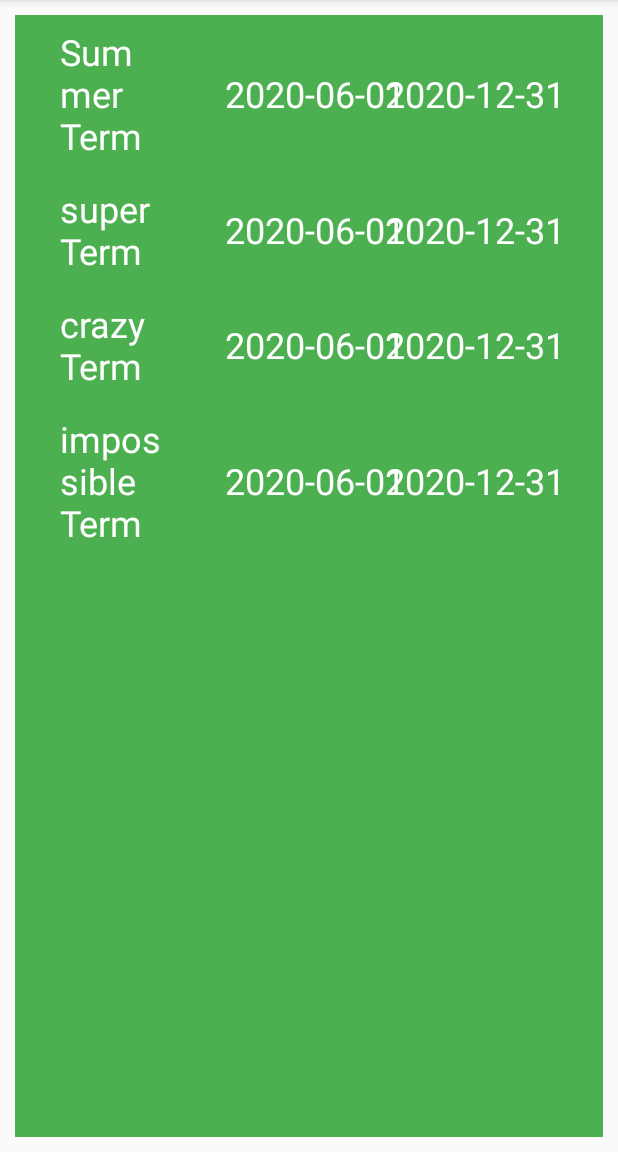
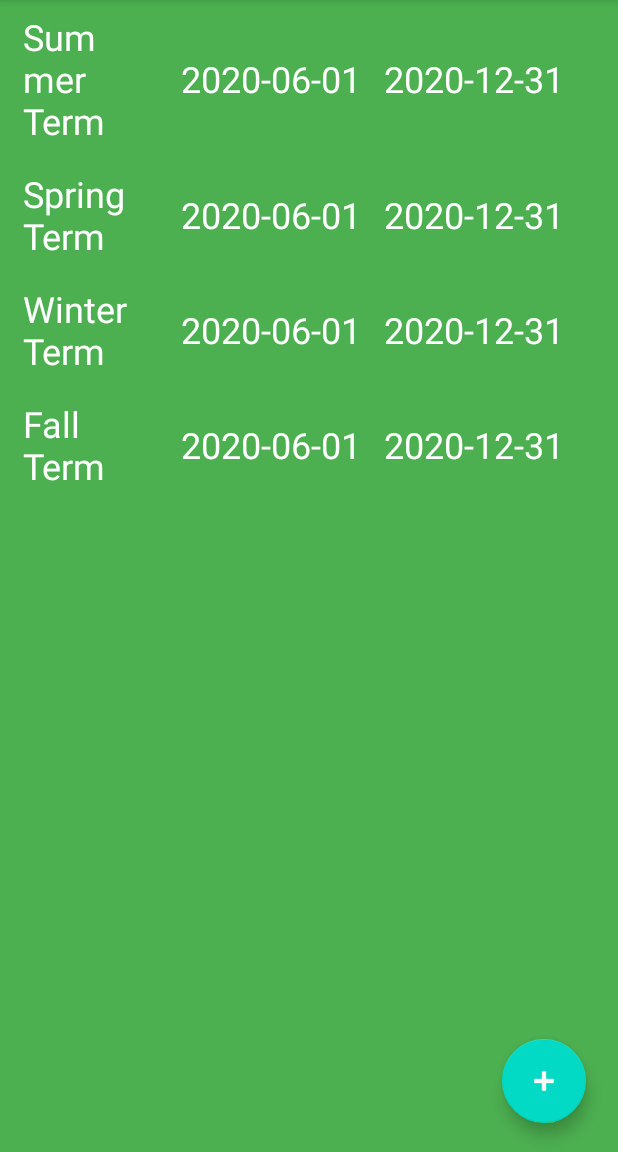
Before and after one commit to aguirretim/TimsWGUSchedulertracker, an Android app: the AllTerms screen opened directly, with no data from a screen before it, on a phone screen of 412 x 824 dp, the part 84-1236 px from its top. Run offline under Robolectric (Android 15) with nearby library versions, the phone set to English and light mode, and no system bars.

Commit message:
Create and details views have been created with test navigation

```diff
--- a/app/build.gradle
+++ b/app/build.gradle
@@ -33,4 +33,5 @@ dependencies {
     androidTestImplementation 'androidx.test.ext:junit:1.1.1'
     androidTestImplementation 'androidx.test.espresso:espresso-core:3.2.0'
     implementation 'androidx.recyclerview:recyclerview:1.1.0'
+    implementation 'com.google.android.material:material:1.1.0'
 }
--- a/app/src/main/AndroidManifest.xml
+++ b/app/src/main/AndroidManifest.xml
@@ -9,7 +9,9 @@
         android:roundIcon="@mipmap/ic_launcher_round"
         android:supportsRtl="true"
         android:theme="@style/AppTheme">
-        <activity android:name=".screensandviewscontrollers.AllTerms"></activity>
+        <activity android:name=".screensandviewscontrollers.TermCreateView"></activity>
+        <activity android:name=".screensandviewscontrollers.TermDetailView" />
+        <activity android:name=".screensandviewscontrollers.AllTerms" />
         <activity android:name=".screensandviewscontrollers.HomeScreen">
             <intent-filter>
                 <action android:name="android.intent.action.MAIN" />
--- a/app/src/main/java/com/example/timswguschedulertracker/adapters/TermAdapter.java
+++ b/app/src/main/java/com/example/timswguschedulertracker/adapters/TermAdapter.java
@@ -24,6 +24,7 @@ public class TermAdapter extends RecyclerView.Adapter<RecyclerView.ViewHolder> {
     private Context vContext;
     private LayoutInflater vInflator;
     private Term vTerm;
+    private RecyclerClickListener recyclerClickListener;
 
     /****************************
      * Constructor for Object.  *
@@ -65,12 +66,11 @@ public class TermAdapter extends RecyclerView.Adapter<RecyclerView.ViewHolder> {
     public int getItemCount() {
         return vlist.size();
     }
-
     /****************************
      * View holder binding the data ??*
      ****************************/
 
-    public class ViewHolder extends RecyclerView.ViewHolder{
+    public class ViewHolder extends RecyclerView.ViewHolder implements View.OnClickListener {
 
         TextView termTitle;
         TextView termStart;
@@ -81,7 +81,23 @@ public class TermAdapter extends RecyclerView.Adapter<RecyclerView.ViewHolder> {
             termTitle=(TextView)itemView.findViewById(R.id.termLabel);
             termStart=(TextView)itemView.findViewById(R.id.startDate);
             termEnd=(TextView)itemView.findViewById(R.id.endDate);
+            itemView.setOnClickListener(this);
+    }
+
+        @Override
+        public void onClick(View v) {
+            if (recyclerClickListener!=null){
+                recyclerClickListener.onClickPerformed(getAdapterPosition());
+            }
+        }
+    }
+
+    public void setRecyclerClickListener(RecyclerClickListener recyclerClickListener) {
+        this.recyclerClickListener = recyclerClickListener;
+    }
+
+    public interface RecyclerClickListener{
+        void onClickPerformed(int postion);
+
     }
 }
-
-}
--- a/app/src/main/java/com/example/timswguschedulertracker/screensandviewscontrollers/AllTerms.java
+++ b/app/src/main/java/com/example/timswguschedulertracker/screensandviewscontrollers/AllTerms.java
@@ -4,7 +4,11 @@ import androidx.appcompat.app.AppCompatActivity;
 import androidx.recyclerview.widget.LinearLayoutManager;
 import androidx.recyclerview.widget.RecyclerView;
 
+import android.content.Intent;
 import android.os.Bundle;
+import android.util.Log;
+import android.view.View;
+import android.widget.Button;
 
 import com.example.timswguschedulertracker.R;
 import com.example.timswguschedulertracker.classesforobjects.Term;
@@ -12,34 +16,36 @@ import com.example.timswguschedulertracker.classesforobjects.Term;
 import java.util.ArrayList;
 
 import com.example.timswguschedulertracker.adapters.TermAdapter;
+import com.google.android.material.floatingactionbutton.FloatingActionButton;
 
-public class AllTerms extends AppCompatActivity {
+public class AllTerms extends AppCompatActivity implements TermAdapter.RecyclerClickListener {
 
     //private RecyclerView RecycleListView;
     TermAdapter termAdapter;
-    private ArrayList<Term> termList = new ArrayList<Term> ();
+    private ArrayList<Term> termList = new ArrayList<Term>();
     RecyclerView RecycleListView;
-
-
+    FloatingActionButton addTermButton;
 
 
     @Override
     protected void onCreate(Bundle savedInstanceState) {
         super.onCreate(savedInstanceState);
         setContentView(R.layout.activity_all_terms);
-        RecycleListView = (RecyclerView)findViewById(R.id.RecycleListView);
+        addTermButton = findViewById(R.id.addTermButton);
+        RecycleListView = (RecyclerView) findViewById(R.id.RecycleListView);
 
-        termAdapter = new TermAdapter (termList,AllTerms.this);
+        termAdapter = new TermAdapter(termList, AllTerms.this);
+        termAdapter.setRecyclerClickListener(this);
+
         RecycleListView.setAdapter(termAdapter);
         RecycleListView.setLayoutManager(new LinearLayoutManager(AllTerms.this));
 
 
-
         //Test object to display in list.
-        Term TestTerm= new Term(007,"Summer Term","2020-06-01","2020-12-31");
-        Term TestTerm2= new Term(8,"super Term","2020-06-01","2020-12-31");
-        Term TestTerm3= new Term(9,"crazy Term","2020-06-01","2020-12-31");
-        Term TestTerm4= new Term(011,"impossible Term","2020-06-01","2020-12-31");
+        Term TestTerm = new Term(007, "Summer Term", "2020-06-01", "2020-12-31");
+        Term TestTerm2 = new Term(8, "Spring Term", "2020-06-01", "2020-12-31");
+        Term TestTerm3 = new Term(9, "Winter Term", "2020-06-01", "2020-12-31");
+        Term TestTerm4 = new Term(011, "Fall Term", "2020-06-01", "2020-12-31");
 
 
         termList.add(TestTerm);
@@ -48,36 +54,55 @@ public class AllTerms extends AppCompatActivity {
         termList.add(TestTerm4);
 
 
+        /*********************************************
+         * Changing screens and views with buttons.  *
+         *********************************************/
 
-        /*RecycleListView = findViewById(R.id.RecycleListView);
-
-        RecycleListView.setLayoutManager( new LinearLayoutManager(this) );
-
-        RecycleListView.setAdapter(new RecyclerView.Adapter() {
-            @NonNull
-            @Override
-            public RecyclerView.ViewHolder onCreateViewHolder(@NonNull ViewGroup parent, int viewType) {
-                return 0;
-            }
+        View.OnClickListener listener = new View.OnClickListener() {
 
             @Override
-            public void onBindViewHolder(@NonNull RecyclerView.ViewHolder holder, int position) {
+            public void onClick(View v) {
 
-
+                showTermAddView();
 
             }
 
-            @Override
-            public int getItemCount() {
-                return 0;
-            }
-        });*/
+        };
+
+
+        addTermButton.setOnClickListener(listener);
+
+    }
+    @Override
+    public void onClickPerformed(int postion) {
+        Log.e("Position clicked"," "+ postion);
+        showTermDetailView();
+    }
+
+    /****************************************
+     * Methods and Actions that do things  *
+     ****************************************/
+
+    //Method for changing view
+    private void showTermDetailView() {
+
+        Intent intent = new Intent(this, TermDetailView.class);
+
+        // to pass a key intent.putExtra("name",name);
+        startActivity(intent);
+
 
     }
 
+    //Method for changing view
+    private void showTermAddView() {
+
+        Intent intent = new Intent(this, TermCreateView.class);
+
+        // to pass a key intent.putExtra("name",name);
+        startActivity(intent);
 
 
-
-
+    }
 
 }
--- a/app/src/main/java/com/example/timswguschedulertracker/screensandviewscontrollers/HomeScreen.java
+++ b/app/src/main/java/com/example/timswguschedulertracker/screensandviewscontrollers/HomeScreen.java
@@ -66,5 +66,8 @@ public class HomeScreen extends AppCompatActivity {
         // to pass a key intent.putExtra("name",name);
         startActivity(intent);
 
+
     }
+
+
 }
--- a/app/src/main/res/layout/activity_all_terms.xml
+++ b/app/src/main/res/layout/activity_all_terms.xml
@@ -4,14 +4,30 @@
     xmlns:tools="http://schemas.android.com/tools"
     android:layout_width="match_parent"
     android:layout_height="match_parent"
-    android:padding="10dp"
+
     tools:context=".screensandviewscontrollers.AllTerms">
+
+    <com.google.android.material.floatingactionbutton.FloatingActionButton
+        android:id="@+id/addTermButton"
+        android:layout_width="wrap_content"
+        android:layout_height="wrap_content"
+        android:layout_alignParentEnd="true"
+        android:layout_alignParentRight="true"
+        android:layout_alignParentBottom="true"
+        android:layout_marginEnd="21dp"
+        android:layout_marginRight="21dp"
+        android:layout_marginBottom="19dp"
+        android:clickable="true"
+        android:tint="#FFFBFB"
+        app:srcCompat="@android:drawable/ic_input_add" />
 
     <androidx.recyclerview.widget.RecyclerView
         android:id="@+id/RecycleListView"
         android:layout_width="match_parent"
         android:layout_height="match_parent"
-        android:background="#4CAF50" />
+        android:background="#4CAF50">
+
+    </androidx.recyclerview.widget.RecyclerView>
 
 
 </RelativeLayout>
--- a/app/src/main/res/layout/term_list_item.xml
+++ b/app/src/main/res/layout/term_list_item.xml
@@ -5,18 +5,23 @@
     android:id="@+id/termListView"
     android:layout_width="match_parent"
     android:layout_height="wrap_content"
+    android:background="?android:attr/selectableItemBackground"
+    android:clickable="true"
+    android:focusable="true"
     android:paddingTop="8dp"
     android:paddingBottom="8dp"
+    android:layout_weight="1"
+    android:orientation="vertical"
     tools:background="@color/colorPrimary">
 
     <TextView
         android:id="@+id/termLabel"
-            android:layout_width="80dp"
+        android:layout_width="90dp"
         android:layout_height="wrap_content"
         android:layout_alignParentStart="true"
         android:layout_alignParentLeft="true"
         android:layout_centerVertical="true"
-            android:layout_marginLeft="30dp"
+        android:layout_marginLeft="15dp"
         android:text="adfasdf"
         android:textColor="@android:color/white"
         android:textSize="24sp"
@@ -27,7 +32,7 @@
         android:layout_width="wrap_content"
         android:layout_height="wrap_content"
         android:layout_centerVertical="true"
-            android:layout_marginLeft="30dp"
+        android:layout_marginLeft="15dp"
         android:layout_toEndOf="@+id/termLabel"
         android:layout_toRightOf="@+id/termLabel"
         android:text="TextView"
@@ -43,7 +48,9 @@
         android:layout_alignParentEnd="true"
         android:layout_alignParentRight="true"
         android:layout_centerVertical="true"
-            android:layout_marginRight="25dp"
+        android:layout_marginLeft="15dp"
+        android:layout_toEndOf="@+id/startDate"
+        android:layout_toRightOf="@+id/startDate"
         android:text="TextView"
         android:textColor="@android:color/white"
         android:textSize="24sp"
```
Also changed, not shown: app/src/main/java/com/example/timswguschedulertracker/screensandviewscontrollers/TermCreateView.java (added, +16 -0 lines), app/src/main/java/com/example/timswguschedulertracker/screensandviewscontrollers/TermDetailView.java (added, +19 -0 lines), app/src/main/res/layout/activity_term_create_view.xml (added, +93 -0 lines), app/src/main/res/layout/activity_term_detail_view.xml (added, +119 -0 lines). Lines whose indentation alone changed are shown as unchanged.
